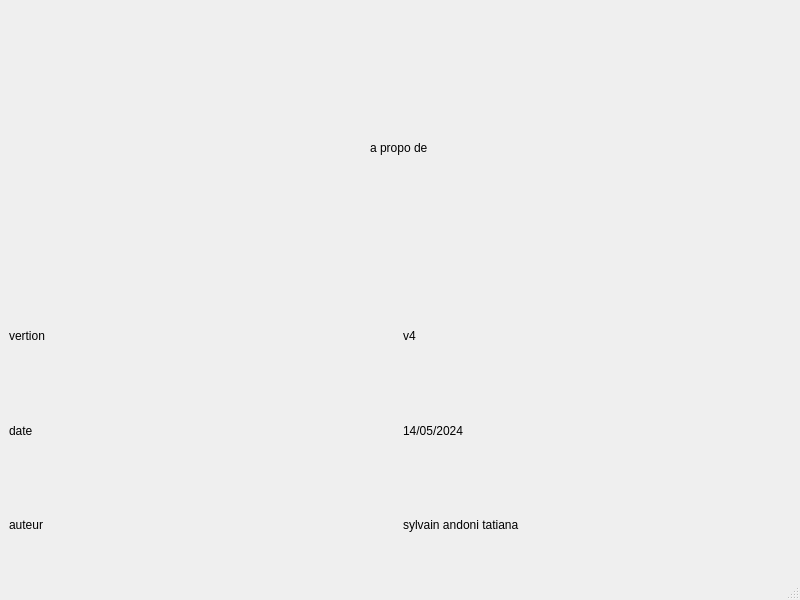
This is v4MVP/lecteurDiaporama/aproposde.ui in sylvaintr/LecteurDiaporama as Qt 5 draws it before an edit. The edited form follows.
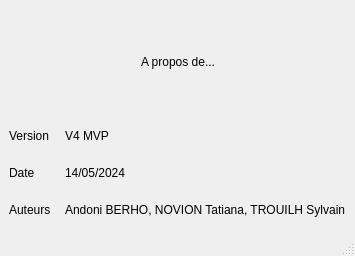
This is the edited form.

What changed in the file:
```diff
--- a/v4MVP/lecteurDiaporama/aproposde.ui
+++ b/v4MVP/lecteurDiaporama/aproposde.ui
@@ -6,8 +6,8 @@
    <rect>
     <x>0</x>
     <y>0</y>
-    <width>800</width>
-    <height>600</height>
+    <width>355</width>
+    <height>256</height>
    </rect>
   </property>
   <property name="windowTitle">
@@ -39,7 +39,7 @@
       <item>
        <widget class="QLabel" name="label">
         <property name="text">
-         <string>a propo de </string>
+         <string>A propos de...</string>
         </property>
        </widget>
       </item>
@@ -63,28 +63,28 @@
       <item row="0" column="0">
        <widget class="QLabel" name="label_2">
         <property name="text">
-         <string>vertion </string>
+         <string>Version</string>
         </property>
        </widget>
       </item>
       <item row="1" column="0">
        <widget class="QLabel" name="label_3">
         <property name="text">
-         <string>date</string>
+         <string>Date</string>
         </property>
        </widget>
       </item>
       <item row="2" column="0">
        <widget class="QLabel" name="label_4">
         <property name="text">
-         <string>auteur </string>
+         <string>Auteurs</string>
         </property>
        </widget>
       </item>
       <item row="2" column="1">
        <widget class="QLabel" name="label_5">
         <property name="text">
-         <string>sylvain andoni tatiana</string>
+         <string>Andoni BERHO, NOVION Tatiana, TROUILH Sylvain</string>
         </property>
        </widget>
       </item>
@@ -98,7 +98,7 @@
       <item row="0" column="1">
        <widget class="QLabel" name="label_7">
         <property name="text">
-         <string>v4</string>
+         <string>V4 MVP</string>
         </property>
        </widget>
       </item>
```
Left out of the diff: 4 changed lines with no effect on the pictures.
